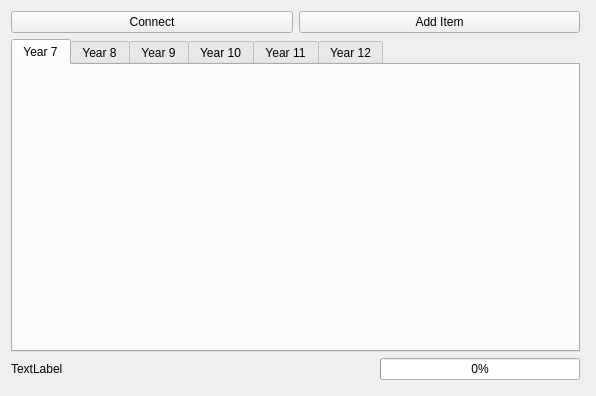
Old version of the form trunk/unstable/client/mainwindow.ui in the repository Muzer/sports-scoring-system.
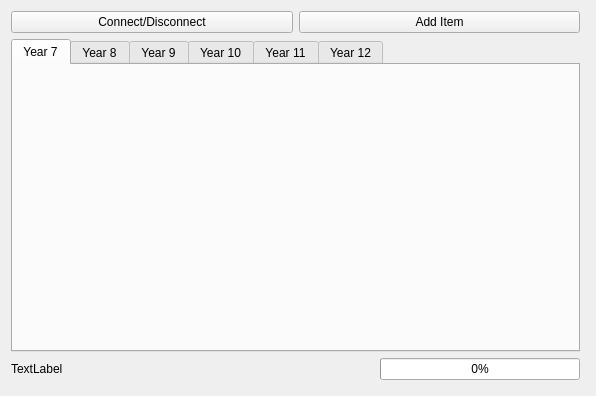
New version of the form.

Diff of the .ui file:
```diff
--- a/trunk/unstable/client/mainwindow.ui
+++ b/trunk/unstable/client/mainwindow.ui
@@ -31,7 +31,7 @@
       <item>
        <widget class="QPushButton" name="btnConnect">
         <property name="text">
-         <string>Connect</string>
+         <string>Connect/Disconnect</string>
         </property>
        </widget>
       </item>
```
Left out of the diff: 6 changed lines with no effect on the pictures.
